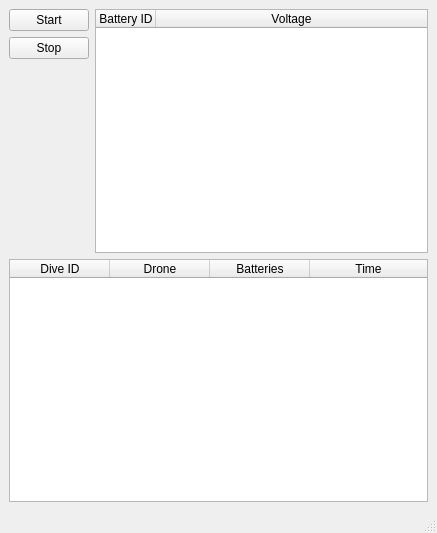
Before: the Qt Designer form ui/mainwindow.ui in Negativex/battery_control, drawn with Qt 5.
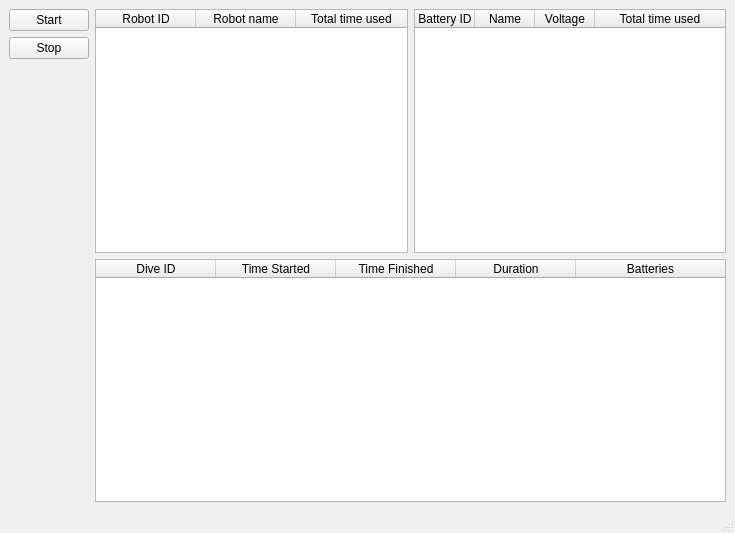
After: the same form once the commit is applied.

The edit to the form file:
```diff
--- a/ui/mainwindow.ui
+++ b/ui/mainwindow.ui
@@ -6,7 +6,7 @@
             <rect>
                 <x>0</x>
                 <y>0</y>
-                <width>437</width>
+                <width>735</width>
                 <height>533</height>
             </rect>
         </property>
@@ -30,53 +30,6 @@
                 <bool>false</bool>
             </property>
             <layout class="QGridLayout" name="gridLayout">
-                <item row="1" column="1">
-                    <widget class="QTableWidget" name="table_batteries">
-                        <property name="enabled">
-                            <bool>true</bool>
-                        </property>
-                        <property name="editTriggers">
-                            <set>QAbstractItemView::NoEditTriggers</set>
-                        </property>
-                        <property name="selectionMode">
-                            <enum>QAbstractItemView::SingleSelection</enum>
-                        </property>
-                        <property name="selectionBehavior">
-                            <enum>QAbstractItemView::SelectRows</enum>
-                        </property>
-                        <property name="columnCount">
-                            <number>2</number>
-                        </property>
-                        <attribute name="horizontalHeaderVisible">
-                            <bool>true</bool>
-                        </attribute>
-                        <attribute name="horizontalHeaderCascadingSectionResizes">
-                            <bool>false</bool>
-                        </attribute>
-                        <attribute name="horizontalHeaderDefaultSectionSize">
-                            <number>60</number>
-                        </attribute>
-                        <attribute name="horizontalHeaderStretchLastSection">
-                            <bool>true</bool>
-                        </attribute>
-                        <attribute name="verticalHeaderVisible">
-                            <bool>false</bool>
-                        </attribute>
-                        <attribute name="verticalHeaderDefaultSectionSize">
-                            <number>21</number>
-                        </attribute>
-                        <column>
-                            <property name="text">
-                                <string>Battery ID</string>
-                            </property>
-                        </column>
-                        <column>
-                            <property name="text">
-                                <string>Voltage</string>
-                            </property>
-                        </column>
-                    </widget>
-                </item>
                 <item row="1" column="0">
                     <layout class="QVBoxLayout" name="verticalLayout">
                         <property name="sizeConstraint">
@@ -111,20 +64,135 @@
                         </item>
                     </layout>
                 </item>
-                <item row="2" column="0" colspan="2">
+                <item row="1" column="1">
+                    <widget class="QTableWidget" name="table_robots">
+                        <property name="editTriggers">
+                            <set>QAbstractItemView::NoEditTriggers</set>
+                        </property>
+                        <property name="selectionMode">
+                            <enum>QAbstractItemView::SingleSelection</enum>
+                        </property>
+                        <property name="selectionBehavior">
+                            <enum>QAbstractItemView::SelectRows</enum>
+                        </property>
+                        <property name="columnCount">
+                            <number>3</number>
+                        </property>
+                        <attribute name="horizontalHeaderStretchLastSection">
+                            <bool>true</bool>
+                        </attribute>
+                        <attribute name="verticalHeaderVisible">
+                            <bool>false</bool>
+                        </attribute>
+                        <attribute name="verticalHeaderDefaultSectionSize">
+                            <number>24</number>
+                        </attribute>
+                        <column>
+                            <property name="text">
+                                <string>Robot ID</string>
+                            </property>
+                        </column>
+                        <column>
+                            <property name="text">
+                                <string>Robot name</string>
+                            </property>
+                        </column>
+                        <column>
+                            <property name="text">
+                                <string>Total time used</string>
+                            </property>
+                        </column>
+                    </widget>
+                </item>
+                <item row="1" column="2">
+                    <widget class="QTableWidget" name="table_batteries">
+                        <property name="enabled">
+                            <bool>true</bool>
+                        </property>
+                        <property name="editTriggers">
+                            <set>QAbstractItemView::NoEditTriggers</set>
+                        </property>
+                        <property name="selectionMode">
+                            <enum>QAbstractItemView::SingleSelection</enum>
+                        </property>
+                        <property name="selectionBehavior">
+                            <enum>QAbstractItemView::SelectRows</enum>
+                        </property>
+                        <property name="columnCount">
+                            <number>4</number>
+                        </property>
+                        <attribute name="horizontalHeaderVisible">
+                            <bool>true</bool>
+                        </attribute>
+                        <attribute name="horizontalHeaderCascadingSectionResizes">
+                            <bool>false</bool>
+                        </attribute>
+                        <attribute name="horizontalHeaderDefaultSectionSize">
+                            <number>60</number>
+                        </attribute>
+                        <attribute name="horizontalHeaderStretchLastSection">
+                            <bool>true</bool>
+                        </attribute>
+                        <attribute name="verticalHeaderVisible">
+                            <bool>false</bool>
+                        </attribute>
+                        <attribute name="verticalHeaderDefaultSectionSize">
+                            <number>24</number>
+                        </attribute>
+                        <column>
+                            <property name="text">
+                                <string>Battery ID</string>
+                            </property>
+                        </column>
+                        <column>
+                            <property name="text">
+                                <string>Name</string>
+                            </property>
+                        </column>
+                        <column>
+                            <property name="text">
+                                <string>Voltage</string>
+                            </property>
+                        </column>
+                        <column>
+                            <property name="text">
+                                <string>Total time used</string>
+                            </property>
+                        </column>
+                    </widget>
+                </item>
+                <item row="2" column="1" colspan="2">
                     <widget class="QTableWidget" name="table_dives">
+                        <property name="sizeAdjustPolicy">
+                            <enum>QAbstractScrollArea::AdjustIgnored</enum>
+                        </property>
                         <property name="editTriggers">
                             <set>QAbstractItemView::NoEditTriggers</set>
                         </property>
+                        <property name="alternatingRowColors">
+                            <bool>true</bool>
+                        </property>
+                        <property name="selectionMode">
+                            <enum>QAbstractItemView::SingleSelection</enum>
+                        </property>
+                        <property name="selectionBehavior">
+                            <enum>QAbstractItemView::SelectRows</enum>
+                        </property>
+                        <attribute name="horizontalHeaderCascadingSectionResizes">
+                            <bool>true</bool>
+                        </attribute>
+                        <attribute name="horizontalHeaderDefaultSectionSize">
+                            <number>120</number>
+                        </attribute>
+                        <attribute name="horizontalHeaderShowSortIndicator" stdset="0">
+                            <bool>false</bool>
+                        </attribute>
                         <attribute name="horizontalHeaderStretchLastSection">
                             <bool>true</bool>
                         </attribute>
                         <attribute name="verticalHeaderVisible">
                             <bool>false</bool>
                         </attribute>
-                        <attribute name="verticalHeaderDefaultSectionSize">
-                            <number>21</number>
-                        </attribute>
                         <column>
                             <property name="text">
                                 <string>Dive ID</string>
@@ -132,7 +200,17 @@
                         </column>
                         <column>
                             <property name="text">
-                                <string>Drone</string>
+                                <string>Time Started</string>
+                            </property>
+                        </column>
+                        <column>
+                            <property name="text">
+                                <string>Time Finished</string>
+                            </property>
+                        </column>
+                        <column>
+                            <property name="text">
+                                <string>Duration</string>
                             </property>
                         </column>
                         <column>
@@ -140,11 +218,6 @@
                                 <string>Batteries</string>
                             </property>
                         </column>
-                        <column>
-                            <property name="text">
-                                <string>Time</string>
-                            </property>
-                        </column>
                     </widget>
                 </item>
             </layout>
```
Left out of the diff: 2 changed lines with no effect on the pictures.
